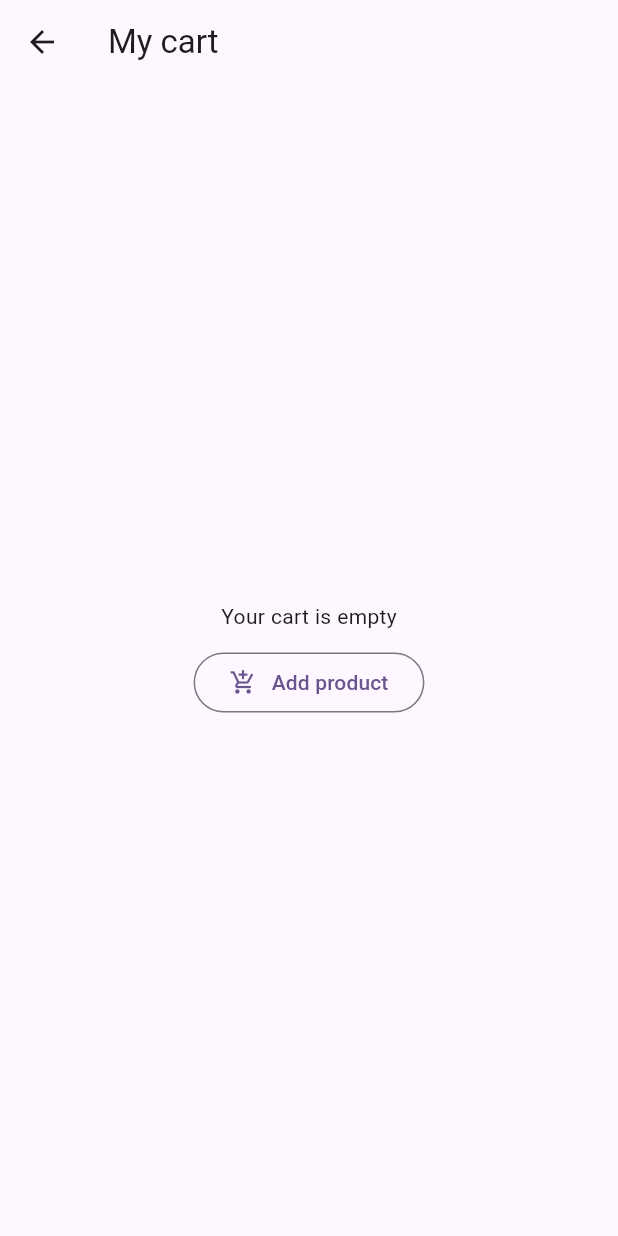
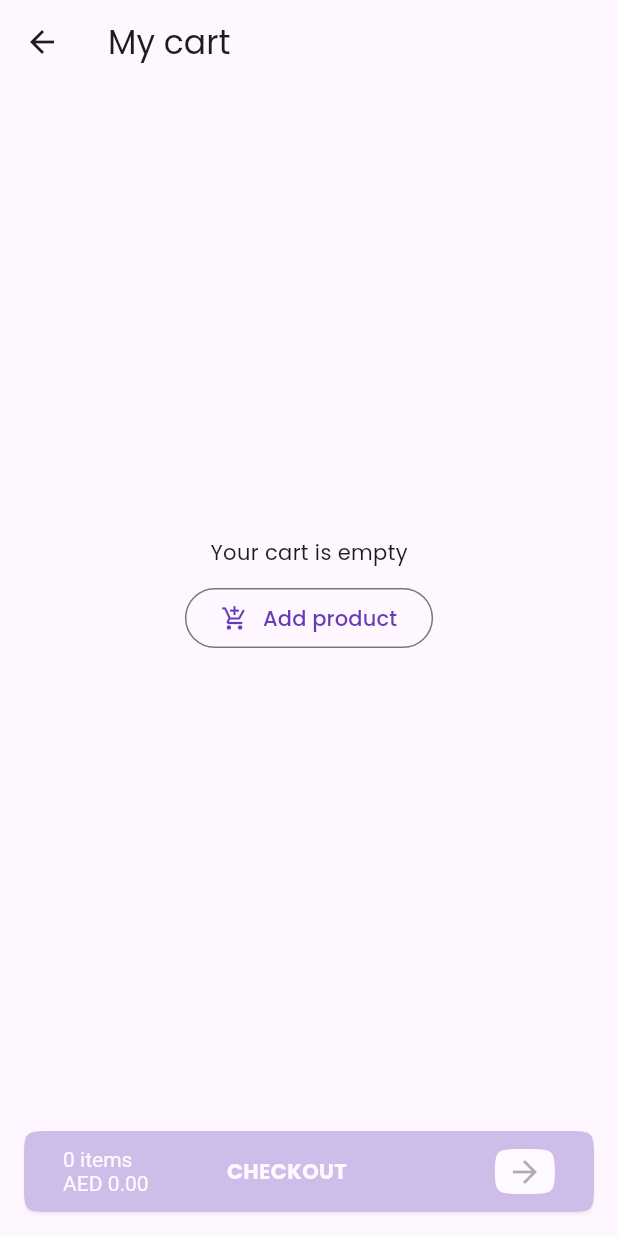
Before and after one commit to rafidkotta/flutter_bloc_fake_store, a Flutter app: the screen it shows after launch, after a tap on the "shopping bag" icon, on a phone screen of 412 x 824 dp. Run offline on Flutter 3.47's test engine with Material 3 defaults, Android fonts, the light colour scheme and no system bars; our stand-ins replace bloc, dio, equatable, flutter_bloc, google_fonts; network calls fail; statements that could not run were skipped.

Commit message:
theme improved app font changed with google fonts checkout bottom bar added in cart screen

```diff
--- a/lib/home.dart
+++ b/lib/home.dart
@@ -44,7 +44,7 @@ class _StoreHomeState extends State<StoreHome> {
             onPressed: (){
               Navigator.of(context).push(MaterialPageRoute(builder: (ctx) => BlocProvider.value(value: BlocProvider.of<StoreBloc>(context), child: const CartScreen())),);
             },
-            child: const Icon(Icons.shopping_bag),
+            child: const Icon(Icons.shopping_bag,color: Colors.white,),
           ),
           BlocBuilder<StoreBloc, StoreState>(
             builder: (context, state) {
--- a/lib/main.dart
+++ b/lib/main.dart
@@ -2,6 +2,7 @@ import 'package:fake_store_bloc/store/store.dart';
 import 'package:fake_store_bloc/theme/bloc/theme_bloc.dart';
 import 'package:flutter/material.dart';
 import 'package:flutter_bloc/flutter_bloc.dart';
+import 'package:google_fonts/google_fonts.dart';
 
 import 'home.dart';
 
@@ -11,6 +12,8 @@ void main() {
 
 class MyApp extends StatelessWidget {
   const MyApp({super.key});
+
+  final colorSwatch = Colors.deepPurple;
 
   @override
   Widget build(BuildContext context) {
@@ -22,14 +25,8 @@ class MyApp extends StatelessWidget {
             title: 'Fake store',
             themeMode: state.theme,
             debugShowCheckedModeBanner: false,
-            theme: ThemeData(
-              colorScheme: ColorScheme.fromSeed(seedColor: Colors.deepPurple,brightness: Brightness.light),
-              useMaterial3: true,
-            ),
-            darkTheme: ThemeData(
-              colorScheme: ColorScheme.fromSeed(seedColor: Colors.deepPurple,brightness: Brightness.dark),
-              useMaterial3: true,
-            ),
+            theme: _buildTheme(Brightness.light),
+            darkTheme: _buildTheme(Brightness.dark),
             home: BlocProvider<StoreBloc>(
               create: (context) => StoreBloc(),
               child: const StoreHome(),
@@ -39,4 +36,62 @@ class MyApp extends StatelessWidget {
     ),
     );
   }
+
+  ThemeData _buildTheme(Brightness brightness) {
+    bool dark = brightness == Brightness.dark;
+    Color darkTextColor = Colors.grey;
+    var baseTheme = ThemeData(
+      useMaterial3: true,
+      textTheme: GoogleFonts.poppinsTextTheme(),
+      bottomSheetTheme: const BottomSheetThemeData(
+        surfaceTintColor:Colors.transparent,
+      ),
+      appBarTheme: const AppBarTheme(
+        surfaceTintColor: Colors.transparent,
+      ),
+      brightness: brightness,
+      buttonTheme: ButtonThemeData(
+          disabledColor: Colors.grey,
+          buttonColor: dark ? darkTextColor : colorSwatch,
+          textTheme: ButtonTextTheme.normal
+      ),
+      inputDecorationTheme: InputDecorationTheme(
+        hintStyle: TextStyle(
+          fontSize: 14,
+          letterSpacing: 1,
+          color: dark ? Colors.white54 : null,
+        ),
+        labelStyle: TextStyle(fontSize: 12,letterSpacing: 1,color: dark ? Colors.white : null),
+        contentPadding: const EdgeInsets.only(left: 20,top: 8,bottom: 8,right: 8),
+        border: OutlineInputBorder(borderSide: BorderSide(color: dark ? darkTextColor : Colors.black),borderRadius: const BorderRadius.all(Radius.circular(6.0))),
+        focusedBorder: OutlineInputBorder(borderSide: BorderSide(color: dark ? darkTextColor : Colors.black),borderRadius: const BorderRadius.all(Radius.circular(6.0))),
+        enabledBorder: OutlineInputBorder(borderSide: BorderSide(color: dark ? darkTextColor : Colors.black),borderRadius: const BorderRadius.all(Radius.circular(6.0))),
+        suffixIconColor: dark ? darkTextColor : null,
+        prefixIconColor: dark ? darkTextColor : null,
+      ),
+
+    );
+    return baseTheme.copyWith(
+        colorScheme: dark ? ColorScheme.dark(brightness: brightness,primary: colorSwatch) : ColorScheme.fromSeed(seedColor: colorSwatch,primary: colorSwatch,onPrimary: colorSwatch,primaryContainer: Colors.grey),
+        floatingActionButtonTheme: FloatingActionButtonThemeData(backgroundColor: colorSwatch),
+        textSelectionTheme: TextSelectionThemeData(cursorColor:colorSwatch),
+        textButtonTheme: TextButtonThemeData(
+          style: TextButton.styleFrom(
+              foregroundColor: colorSwatch
+          ),
+        ),
+        textTheme: dark ? GoogleFonts.poppinsTextTheme(baseTheme.textTheme).apply(
+          bodyColor: Colors.white,
+          displayColor: Colors.white,
+          decorationColor: Colors.white,
+        ) : null,
+        bottomNavigationBarTheme: dark ? const BottomNavigationBarThemeData(
+            selectedItemColor: Colors.white
+        ) : null,
+        appBarTheme: AppBarTheme(
+          backgroundColor: baseTheme.scaffoldBackgroundColor,
+          surfaceTintColor: Colors.transparent,
+        )
+    );
+  }
 }
--- a/lib/store/bloc/store_state.dart
+++ b/lib/store/bloc/store_state.dart
@@ -23,6 +23,10 @@ class StoreState extends Equatable {
     status: status ?? this.status,
   );
 
+  double get cartTotal{
+    return products.where((element) => cart.contains(element.id)).toList().fold(0, (previousValue, element) => previousValue + element.price);
+  }
+
   @override
   List<Object?> get props => [status,cart,products];
 }
--- a/lib/store/view/cart_screen.dart
+++ b/lib/store/view/cart_screen.dart
@@ -42,6 +42,66 @@ class CartScreen extends StatelessWidget{
           )
         ],
       ),
+      bottomNavigationBar: BlocBuilder<StoreBloc, StoreState>(
+        builder: (context, state) {
+          bool empty = state.cart.isEmpty;
+          return SafeArea(
+              child: AnimatedOpacity(
+                duration: const Duration(milliseconds: 500),
+                opacity: empty ? .3 : 1,
+                child: SizedBox(
+                  height: kToolbarHeight + 30,
+                  width: double.infinity,
+                  child: Padding(
+                    padding: const EdgeInsets.all(12.0),
+                    child: Card(
+                      clipBehavior: Clip.hardEdge,
+                      color: Colors.deepPurple,
+                      shape: ContinuousRectangleBorder(borderRadius: BorderRadius.circular(20)),
+                      child: InkWell(
+                        overlayColor: MaterialStateProperty.all(Colors.deepPurple.shade800),
+                        onTap: empty ? null : () {
+                          debugPrint("check out");
+                        },
+                        child: Row(
+                          mainAxisAlignment: MainAxisAlignment.spaceAround,
+                          crossAxisAlignment: CrossAxisAlignment.center,
+                          children: [
+                            Flexible(
+                              child: DefaultTextStyle(
+                                style: const TextStyle(color: Colors.white),
+                                child: Column(
+                                  mainAxisSize: MainAxisSize.min,
+                                  crossAxisAlignment: CrossAxisAlignment.start,
+                                  children: [
+                                    Text("${cartItems.length} ${cartItems.length == 1 ? "item" : "items"}"),
+                                    Text("AED ${state.cartTotal.toStringAsFixed(2)}"),
+                                  ],
+                                ),
+                              ),
+                            ),
+                            const Expanded(child: Text("CHECKOUT",style: TextStyle(fontWeight: FontWeight.bold,color:Colors.white),)),
+                            Flexible(
+                              child: Container(
+                                height: 30,
+                                width: 40,
+                                decoration: ShapeDecoration(
+                                  shape: ContinuousRectangleBorder(borderRadius: BorderRadius.circular(20)),
+                                  color: Colors.white,
+                                ),
+                                child: const Icon(Icons.arrow_forward,color: Colors.black,),
+                              ),
+                            )
+                          ],
+                        ),
+                      ),
+                    ),
+                  ),
+                ),
+              ),
+            );
+        },
+      ),
       body: Builder(
         builder: (context) {
           if(cartItems.isEmpty){
--- a/lib/widget/product_card.dart
+++ b/lib/widget/product_card.dart
@@ -36,7 +36,7 @@ class ProductCard extends StatelessWidget {
               children: [
                 const SizedBox(height: 6),
                 Text(product.title,style: const TextStyle(fontSize: 10),),
-                Text("${product.price.toStringAsFixed(0)} USD",style: const TextStyle(fontSize: 12,fontWeight: FontWeight.bold),),
+                Text("${product.price.toStringAsFixed(2)} USD",style: const TextStyle(fontSize: 12,fontWeight: FontWeight.bold),),
                 Row(
                   children: [
                     Text("${(product.price + product.id).toDouble().ceil()}",style: TextStyle(fontSize: 10,decoration: TextDecoration.lineThrough,color: Colors.blueGrey.shade600),),
--- a/pubspec.yaml
+++ b/pubspec.yaml
@@ -16,6 +16,7 @@ dependencies:
   flutter_bloc: ^8.1.3
   equatable: ^2.0.5
   dio: ^5.4.0
+  google_fonts: ^4.0.4
 
 dev_dependencies:
   flutter_test:
```
Also changed, not shown: pubspec.lock, 4 other files.
